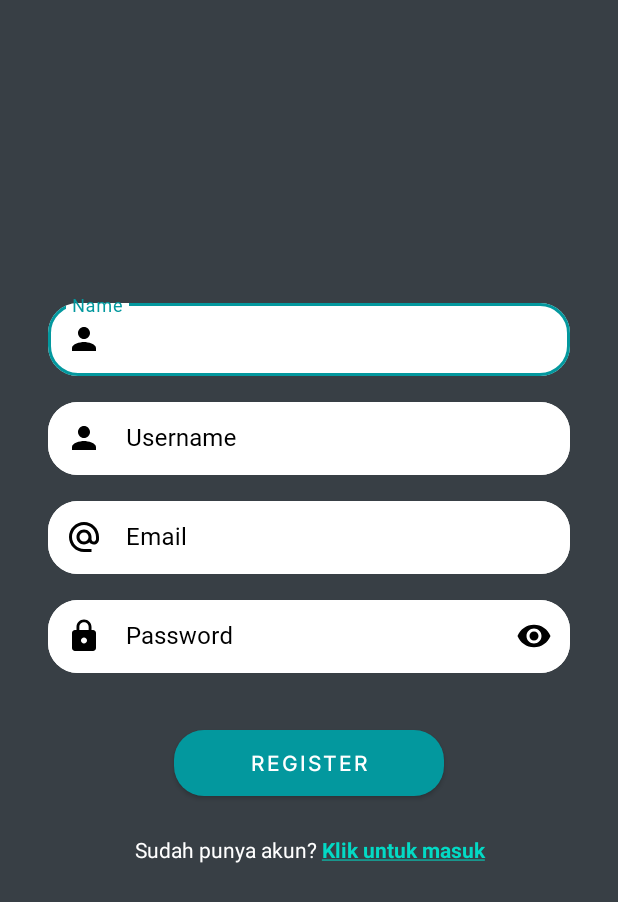
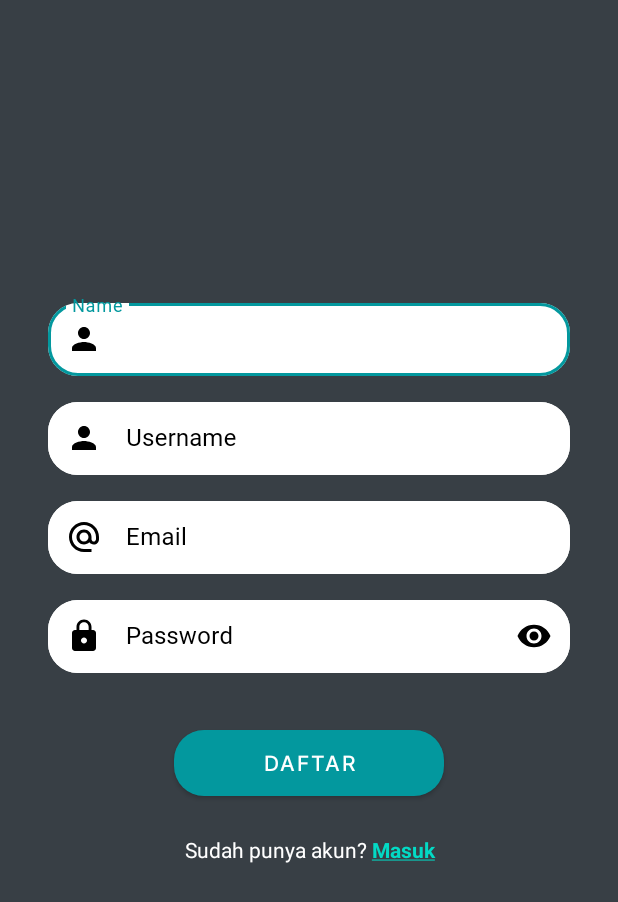
Before and after one commit to SIBISA-github/sibisa-android, an Android app: the screen it shows after launch (RegisterActivity), on a phone screen of 412 x 824 dp. Shown: the top 902 px of the screen. Run offline under Robolectric (Android 15) with nearby library versions, the phone set to English and light mode, and no system bars; our stand-ins replace navigation-ui.

Commit message:
update cta text and add logo to register

```diff
--- a/app/src/main/java/com/bangkit/sibisa/ui/login/LoginActivity.kt
+++ b/app/src/main/java/com/bangkit/sibisa/ui/login/LoginActivity.kt
@@ -83,8 +83,8 @@ class LoginActivity : AppCompatActivity() {
             }
         }
 
-        val startIndex = text.indexOf("Klik untuk daftar")
-        val endIndex = startIndex + "Klik untuk daftar".length
+        val startIndex = text.indexOf("Daftar")
+        val endIndex = startIndex + "Daftar".length
 
         spannableString.setSpan(boldSpan, startIndex, endIndex, Spanned.SPAN_EXCLUSIVE_EXCLUSIVE)
         spannableString.setSpan(clickSpan, startIndex, endIndex, Spanned.SPAN_EXCLUSIVE_EXCLUSIVE)
--- a/app/src/main/java/com/bangkit/sibisa/ui/register/RegisterActivity.kt
+++ b/app/src/main/java/com/bangkit/sibisa/ui/register/RegisterActivity.kt
@@ -76,8 +76,8 @@ class RegisterActivity : AppCompatActivity() {
             }
         }
 
-        val startIndex = text.indexOf("Klik untuk masuk")
-        val endIndex = startIndex + "Klik untuk masuk".length
+        val startIndex = text.indexOf("Masuk")
+        val endIndex = startIndex + "Masuk".length
 
         spannableString.setSpan(boldSpan, startIndex, endIndex, Spanned.SPAN_EXCLUSIVE_EXCLUSIVE)
         spannableString.setSpan(clickSpan, startIndex, endIndex, Spanned.SPAN_EXCLUSIVE_EXCLUSIVE)
--- a/app/src/main/res/values/strings.xml
+++ b/app/src/main/res/values/strings.xml
@@ -6,7 +6,7 @@
     <string name="name">Name</string>
     <string name="email">Email</string>
     <string name="password">Password</string>
-    <string name="register">Register</string>
+    <string name="register">Daftar</string>
     <string name="sibisa">Sibisa</string>
     <string name="level">Level 1</string>
     <string name="level_basic">Level Dasar</string>
@@ -16,13 +16,13 @@
     <string name="lesson_carousel_desc">huruf A</string>
     <string name="lesson_subtittle">Mempelajari huruf A</string>
     <string name="title_login_page">Login</string>
-    <string name="login">login</string>
+    <string name="login">Masuk</string>
     <string name="title_profile">Profile</string>
     <string name="level_heading">LEVEL</string>
     <string name="exp_heading">EXP</string>
     <string name="username">Username</string>
-    <string name="login_from_register_cta">Sudah punya akun? Klik untuk masuk</string>
-    <string name="register_from_login_cta">Belum punya akun? Klik untuk daftar </string>
+    <string name="login_from_register_cta">Sudah punya akun? Masuk</string>
+    <string name="register_from_login_cta">Belum punya akun? Daftar </string>
     <string name="profile_picture">Profile Picture</string>
     <string name="title_leaderboard">Leaderboard</string>
     <string name="rank1_number">1</string>
```
